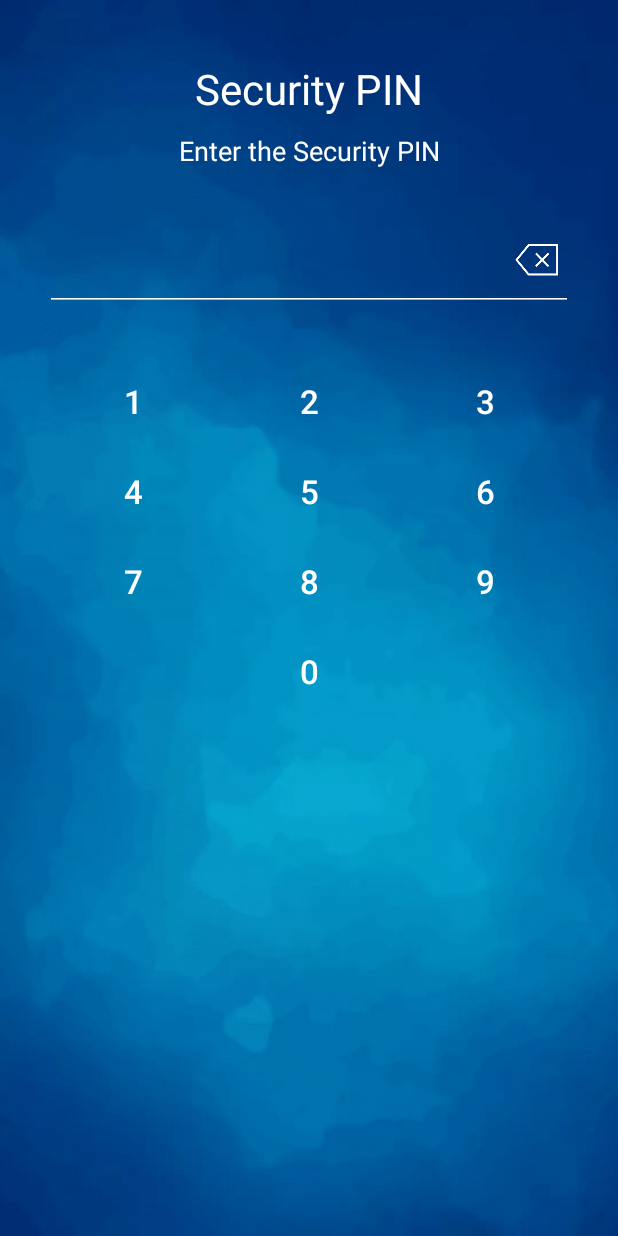
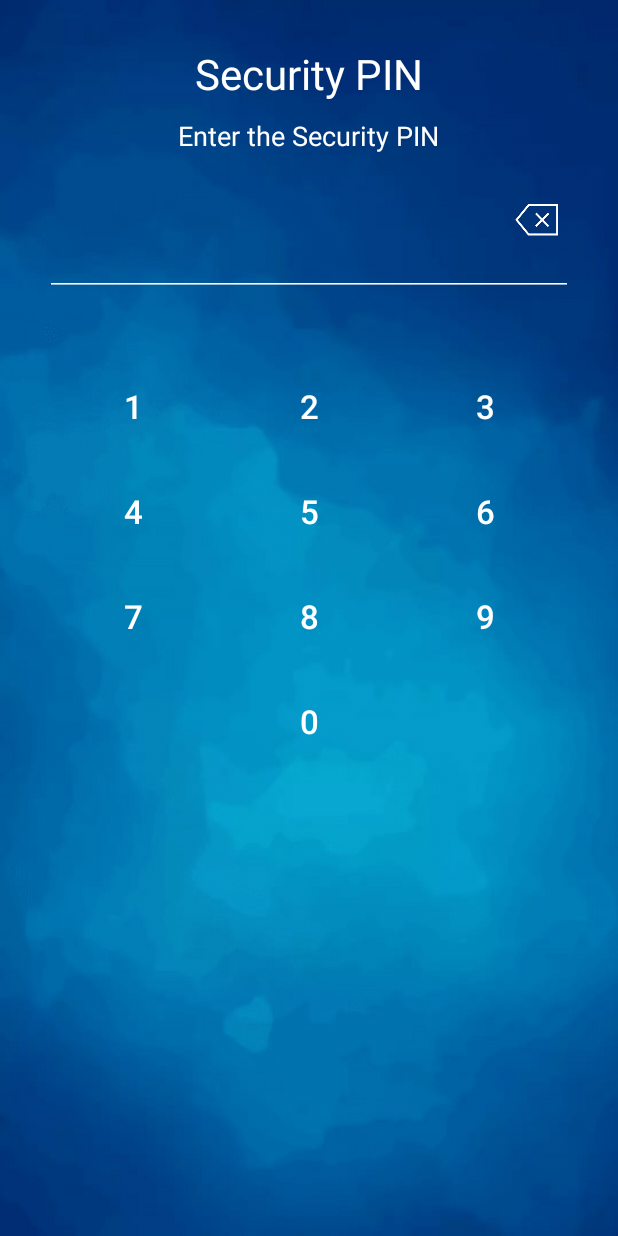
Before and after one commit to nagaraj-230/Fort, an Android app: the NavigationActivity screen opened directly, with no data from a screen before it, in the side drawer, after a tap on "Reset PIN", on a phone screen of 412 x 824 dp. Run offline under Robolectric (Android 15) with nearby library versions, the phone set to English and light mode, and no system bars; our stand-ins replace EventBus, Room's generated code, Volley; network calls fail; 6 statements that could not run were skipped.

Commit message:
feat: update navigation and pin entry layouts with related build metadata changes

```diff
--- a/app/src/main/res/layout/fragment_timeout_pin.xml
+++ b/app/src/main/res/layout/fragment_timeout_pin.xml
@@ -1,21 +1,17 @@
 <?xml version="1.0" encoding="utf-8"?>
-<GridLayout xmlns:android="http://schemas.android.com/apk/res/android"
+<LinearLayout xmlns:android="http://schemas.android.com/apk/res/android"
     xmlns:tool="http://schemas.android.com/tools"
     android:layout_width="match_parent"
     android:layout_height="match_parent"
-    android:layout_gravity="center"
     android:background="@drawable/background"
-    android:columnCount="3"
-    android:padding="30dp"
-    android:rowCount="10">
+    android:orientation="vertical"
+    android:gravity="center"
+    android:padding="30dp">
 
     <TextView
         android:id="@+id/tv_header"
-        android:layout_column="0"
-        android:layout_columnSpan="3"
-        android:layout_gravity="center|fill"
-        android:layout_marginTop="10dp"
-        android:layout_row="0"
+        android:layout_width="wrap_content"
+        android:layout_height="wrap_content"
         android:gravity="center"
         android:text="@string/security_pin"
         android:textColor="#FFF"
@@ -23,25 +19,25 @@
 
     <TextView
         android:id="@+id/tv_title"
-        android:layout_column="0"
-        android:layout_columnSpan="3"
-        android:layout_gravity="center|fill"
+        android:layout_width="wrap_content"
+        android:layout_height="wrap_content"
         android:layout_marginTop="10dp"
-        android:layout_row="1"
         android:gravity="center"
         android:textColor="#FFF"
         android:textSize="18sp"
         tool:text="@string/timeout_pin" />
 
+    <FrameLayout
+        android:layout_width="match_parent"
+        android:layout_height="wrap_content"
+        android:layout_marginTop="20dp"
+        android:layout_marginBottom="30dp">
+
         <EditText
             android:id="@+id/et_pin"
             style="@style/LightEditText"
-        android:layout_column="0"
-        android:layout_columnSpan="3"
-        android:layout_gravity="center|fill"
-        android:layout_marginBottom="30dp"
-        android:layout_marginTop="20dp"
-        android:layout_row="2"
+            android:layout_width="match_parent"
+            android:layout_height="wrap_content"
             android:cursorVisible="false"
             android:enabled="false"
             android:gravity="center"
@@ -57,81 +53,131 @@
             android:id="@+id/iv_delete"
             android:layout_width="wrap_content"
             android:layout_height="wrap_content"
-        android:layout_column="2"
             android:layout_gravity="bottom|end"
             android:layout_marginBottom="40dp"
-        android:layout_row="2"
             android:background="@mipmap/ic_delete"
             android:contentDescription="@string/app_name" />
+    </FrameLayout>
+
+    <!-- Keyboard Rows -->
+    <LinearLayout
+        android:layout_width="match_parent"
+        android:layout_height="wrap_content"
+        android:orientation="horizontal">
 
         <Button
             android:id="@+id/button1"
             style="@style/PinButton"
-        android:layout_column="0"
-        android:layout_row="4"
+            android:layout_width="0dp"
+            android:layout_height="wrap_content"
+            android:layout_weight="1"
             android:text="1" />
 
         <Button
             android:id="@+id/button2"
             style="@style/PinButton"
-        android:layout_column="1"
-        android:layout_row="4"
+            android:layout_width="0dp"
+            android:layout_height="wrap_content"
+            android:layout_weight="1"
             android:text="2" />
 
         <Button
             android:id="@+id/button3"
             style="@style/PinButton"
-        android:layout_column="2"
-        android:layout_row="4"
+            android:layout_width="0dp"
+            android:layout_height="wrap_content"
+            android:layout_weight="1"
             android:text="3" />
+    </LinearLayout>
+
+    <LinearLayout
+        android:layout_width="match_parent"
+        android:layout_height="wrap_content"
+        android:orientation="horizontal"
+        android:layout_marginTop="10dp">
 
         <Button
             android:id="@+id/button4"
             style="@style/PinButton"
-        android:layout_column="0"
-        android:layout_row="5"
+            android:layout_width="0dp"
+            android:layout_height="wrap_content"
+            android:layout_weight="1"
             android:text="4" />
 
         <Button
             android:id="@+id/button5"
             style="@style/PinButton"
-        android:layout_column="1"
-        android:layout_row="5"
+            android:layout_width="0dp"
+            android:layout_height="wrap_content"
+            android:layout_weight="1"
             android:text="5" />
 
         <Button
             android:id="@+id/button6"
             style="@style/PinButton"
-        android:layout_column="2"
-        android:layout_row="5"
+            android:layout_width="0dp"
+            android:layout_height="wrap_content"
+            android:layout_weight="1"
             android:text="6" />
+    </LinearLayout>
+
+    <LinearLayout
+        android:layout_width="match_parent"
+        android:layout_height="wrap_content"
+        android:orientation="horizontal"
+        android:layout_marginTop="10dp">
 
         <Button
             android:id="@+id/button7"
             style="@style/PinButton"
-        android:layout_column="0"
-        android:layout_row="6"
+            android:layout_width="0dp"
+            android:layout_height="wrap_content"
+            android:layout_weight="1"
             android:text="7" />
 
         <Button
             android:id="@+id/button8"
             style="@style/PinButton"
-        android:layout_column="1"
-        android:layout_row="6"
+            android:layout_width="0dp"
+            android:layout_height="wrap_content"
+            android:layout_weight="1"
             android:text="8" />
 
         <Button
             android:id="@+id/button9"
             style="@style/PinButton"
-        android:layout_column="2"
-        android:layout_row="6"
+            android:layout_width="0dp"
+            android:layout_height="wrap_content"
+            android:layout_weight="1"
             android:text="9" />
+    </LinearLayout>
+
+    <LinearLayout
+        android:layout_width="match_parent"
+        android:layout_height="wrap_content"
+        android:orientation="horizontal"
+        android:layout_marginTop="10dp"
+        android:gravity="center">
+
+        <!-- Empty space left of 0 -->
+        <View
+            android:layout_width="0dp"
+            android:layout_height="wrap_content"
+            android:layout_weight="1" />
 
         <Button
             android:id="@+id/button0"
             style="@style/PinButton"
-        android:layout_column="1"
-        android:layout_row="7"
+            android:layout_width="0dp"
+            android:layout_height="wrap_content"
+            android:layout_weight="1"
             android:text="0" />
 
-</GridLayout>
+        <!-- Empty space right of 0 -->
+        <View
+            android:layout_width="0dp"
+            android:layout_height="wrap_content"
+            android:layout_weight="1" />
+    </LinearLayout>
+
+</LinearLayout>
```
Also changed, not shown: app/src/main/java/com/payoda/smartlock/NavigationActivity.java (+5 -4 lines), app/src/main/res/layout/fragment_pin.xml (+89 -47 lines), 3 other files. Lines whose indentation alone changed are shown as unchanged.
